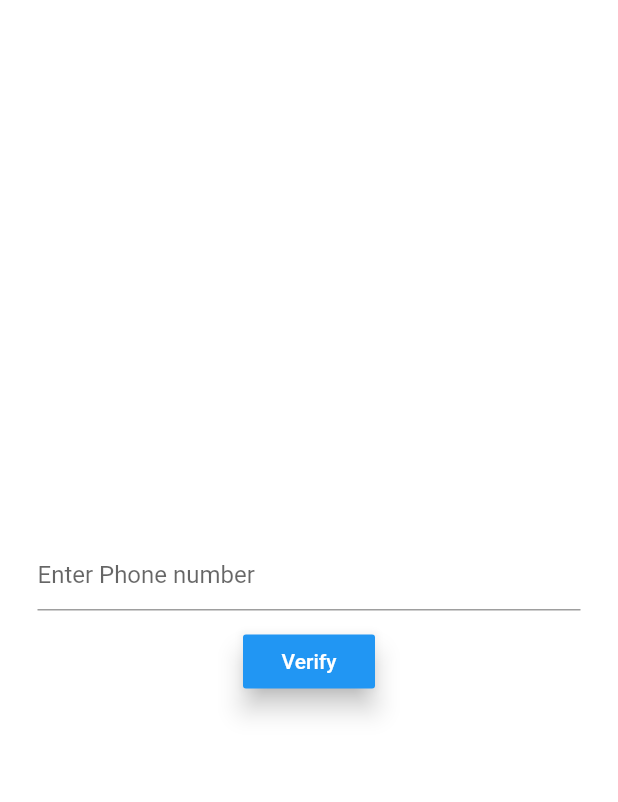
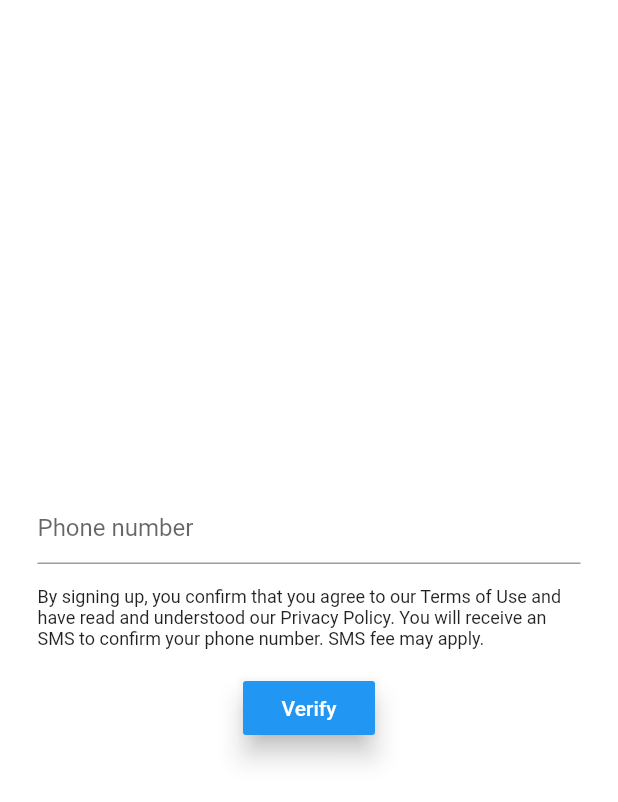
Before and after one commit to Jay-Jeong1988/JustMusic, a Flutter app: the PhoneAuth screen opened directly, on a phone screen of 412 x 824 dp. Shown: the top 802 px of the screen. Run offline on Flutter 3.47's test engine with Material 2 defaults, Android fonts, the phone set to English and light mode, and no system bars; our stand-ins replace video_player.

Commit message:
phone verification route

```diff
--- a/lib/pages/auth/phone_auth.dart
+++ /dev/null
@@ -1,37 +0,0 @@
-import "package:flutter/material.dart";
-
-class PhoneAuth extends StatelessWidget {
-  String phoneNo;
-
-  @override
-  Widget build(BuildContext context) {
-    return new Scaffold(
-      body: new Center(
-        child: Container(
-          padding: EdgeInsets.all(25.0),
-          child: Column(
-            mainAxisAlignment: MainAxisAlignment.center,
-            children: <Widget>[
-              TextField(
-                decoration: InputDecoration(hintText: 'Enter Phone number'),
-                onChanged: (value) {
-                  this.phoneNo = value;
-                }
-              ),
-              SizedBox(height: 10.0),
-              RaisedButton(
-                onPressed: (){},
-                child: Text("Verify"),
-                textColor: Colors.white,
-                elevation: 7.0,
-                color: Colors.blue
-              )
-            ]
-          )
-        )
-      )
-    );
-  }
-
-//  verifyPhone
-}
--- /dev/null
+++ b/lib/routes/auth/phone_auth_page.dart
@@ -0,0 +1,41 @@
+import "package:flutter/material.dart";
+
+class PhoneAuth extends StatelessWidget {
+  String phoneNo;
+
+  @override
+  Widget build(BuildContext context) {
+    return new Scaffold(
+        body: new Center(
+            child: Container(
+                decoration: BoxDecoration(color: Colors.white),
+                padding: EdgeInsets.all(25.0),
+                child: Column(
+                    mainAxisAlignment: MainAxisAlignment.center,
+                    children: <Widget>[
+                      TextField(
+                          decoration:
+                              InputDecoration(hintText: 'Phone number'),
+                          onChanged: (value) {
+                            this.phoneNo = value;
+                          }),
+                      Container(
+                          padding: EdgeInsets.only(top: 15.0, right: 8.0, bottom: 15.0),
+                          decoration: BoxDecoration(),
+                          child: Text(
+                              "By signing up, you confirm that you agree to our Terms "
+                                  "of Use and have read and understood our Privacy Policy."
+                                  " You will receive an SMS to confirm your phone number."
+                                  " SMS fee may apply.",
+                              style: TextStyle(fontSize: 12.0))),
+                      RaisedButton(
+                          onPressed: () {},
+                          child: Text("Verify"),
+                          textColor: Colors.white,
+                          elevation: 7.0,
+                          color: Colors.blue)
+                    ]))));
+  }
+
+//  verifyPhone
+}
```
Also changed, not shown: lib/global_components/nav_bar.dart (+58 -52 lines), lib/main.dart (+8 -9 lines), lib/routes/home/home_page.dart (added, +18 -0 lines), lib/routes/home/components/video.dart (renamed from lib/pages/home/components/video.dart).
